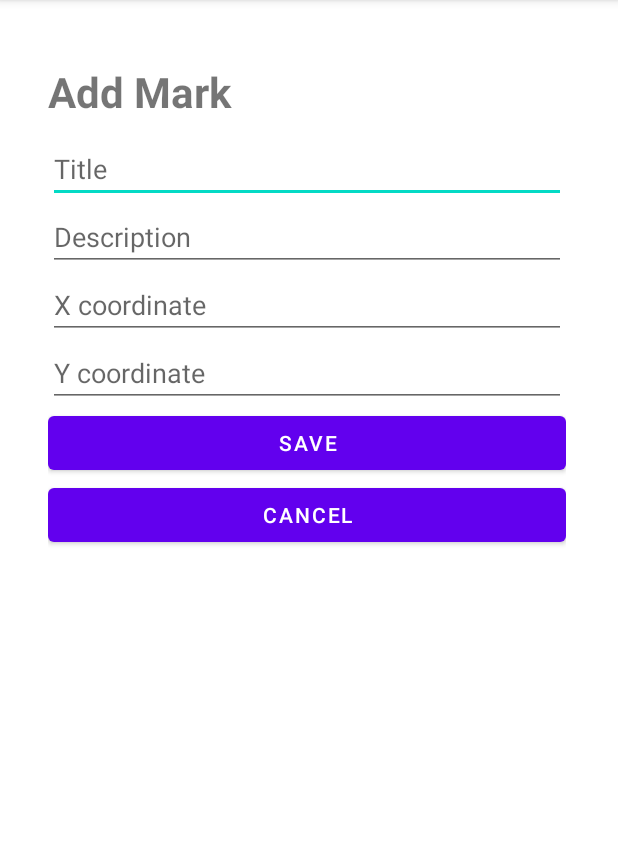
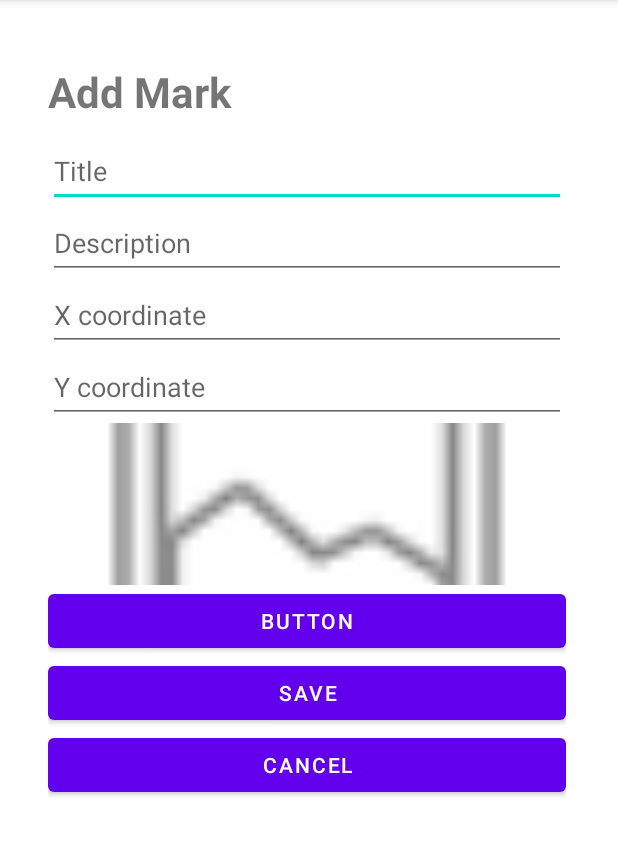
Before and after one commit to jason-liu227/MAD-Placemark-Android, an Android app: the AddEditActivity screen opened directly, with no data from a screen before it, on a phone screen of 412 x 824 dp, the part 84-940 px from its top. Run offline under Robolectric (Android 15) with nearby library versions, the phone set to English and light mode, and no system bars; our stand-ins replace Timber.

Commit message:
Complete image picker integration and placemark validation

```diff
--- a/app/src/main/java/com/example/placemarks/main/Main.kt
+++ b/app/src/main/java/com/example/placemarks/main/Main.kt
@@ -1,7 +1,7 @@
 package com.example.placemarks.main
 
 import com.example.placemarks.models.PlacemarkMemStore
-import com.example.placemarks.models.PlacemarkModel
+import com.example.placemarks.PlacedMark
 
 val store = PlacemarkMemStore()
 
@@ -44,7 +44,7 @@ fun addPlacemark() {
     val description = readlnOrNull()?.trim().orEmpty()
 
     if (title.isNotEmpty()) {
-        val placemark = PlacemarkModel(title = title, description = description)
+        val placemark = PlacedMark(title = title, description = description)
         store.create(placemark)
         println("Placemark added successfully with ID: ${placemark.id}")
     } else {
@@ -86,7 +86,7 @@ fun updatePlacemark() {
         val y = readlnOrNull()?.trim().orEmpty()
 
         if (title.isNotEmpty()) {
-            val updated = store.update(PlacemarkModel(id = id, title = title, description = description))
+            val updated = store.update(PlacedMark(id = id, title = title, description = description))
             if (updated) println("Placemark updated successfully.")
         } else {
             println("Title cannot be empty. Update cancelled.")
--- a/app/src/main/res/layout/activity_add_edit.xml
+++ b/app/src/main/res/layout/activity_add_edit.xml
@@ -1,5 +1,6 @@
 <?xml version="1.0" encoding="utf-8"?>
 <androidx.constraintlayout.widget.ConstraintLayout xmlns:android="http://schemas.android.com/apk/res/android"
+    xmlns:app="http://schemas.android.com/apk/res-auto"
     xmlns:tools="http://schemas.android.com/tools"
     android:layout_width="match_parent"
     android:layout_height="match_parent">
@@ -8,7 +9,8 @@
         android:layout_width="409dp"
         android:layout_height="729dp"
         tools:layout_editor_absoluteX="1dp"
-        tools:layout_editor_absoluteY="1dp">
+        tools:layout_editor_absoluteY="1dp"
+        tools:ignore="MissingConstraints">
 
         <LinearLayout
             android:layout_width="match_parent"
@@ -31,7 +33,8 @@
                 android:layout_height="wrap_content"
                 android:ems="10"
                 android:hint="Title"
-                android:inputType="text" />
+                android:inputType="text"
+                android:minHeight="48dp" />
 
             <EditText
                 android:id="@+id/descriptionInput"
@@ -39,7 +42,8 @@
                 android:layout_height="wrap_content"
                 android:ems="10"
                 android:hint="Description"
-                android:inputType="text" />
+                android:inputType="text"
+                android:minHeight="48dp" />
 
             <EditText
                 android:id="@+id/xInput"
@@ -47,7 +51,8 @@
                 android:layout_height="wrap_content"
                 android:ems="10"
                 android:hint="X coordinate"
-                android:inputType="numberDecimal" />
+                android:inputType="numberDecimal"
+                android:minHeight="48dp" />
 
             <EditText
                 android:id="@+id/yInput"
@@ -55,7 +60,22 @@
                 android:layout_height="wrap_content"
                 android:ems="10"
                 android:hint="Y coordinate"
-                android:inputType="numberDecimal" />
+                android:inputType="numberDecimal"
+                android:minHeight="48dp" />
+
+            <ImageView
+                android:id="@+id/imageView"
+                android:layout_width="match_parent"
+                android:layout_height="108dp"
+                android:adjustViewBounds="true"
+                android:scaleType="centerCrop"
+                app:srcCompat="@android:drawable/ic_menu_gallery" />
+
+            <Button
+                android:id="@+id/button"
+                android:layout_width="match_parent"
+                android:layout_height="wrap_content"
+                android:text="Button" />
 
             <Button
                 android:id="@+id/saveButton"
```
Also changed, not shown: app/src/main/java/com/example/placemarks/AddEditActivity.kt (+85 -49 lines), app/src/main/java/com/example/placemarks/PlacedMark.kt (+18 -3 lines), app/src/main/java/com/example/placemarks/PlacedMarkAdapter.kt (+16 -1 lines), app/src/main/java/com/example/placemarks/models/PlacemarkMemStore.kt (+9 -5 lines), app/src/main/java/com/example/placemarks/models/PlacemarkModel.kt (deleted, +0 -10 lines), app/src/main/java/com/example/placemarks/models/PlacemarkStore.kt (+6 -4 lines), app/src/main/res/layout/item_placed_mark.xml (+7 -0 lines).
